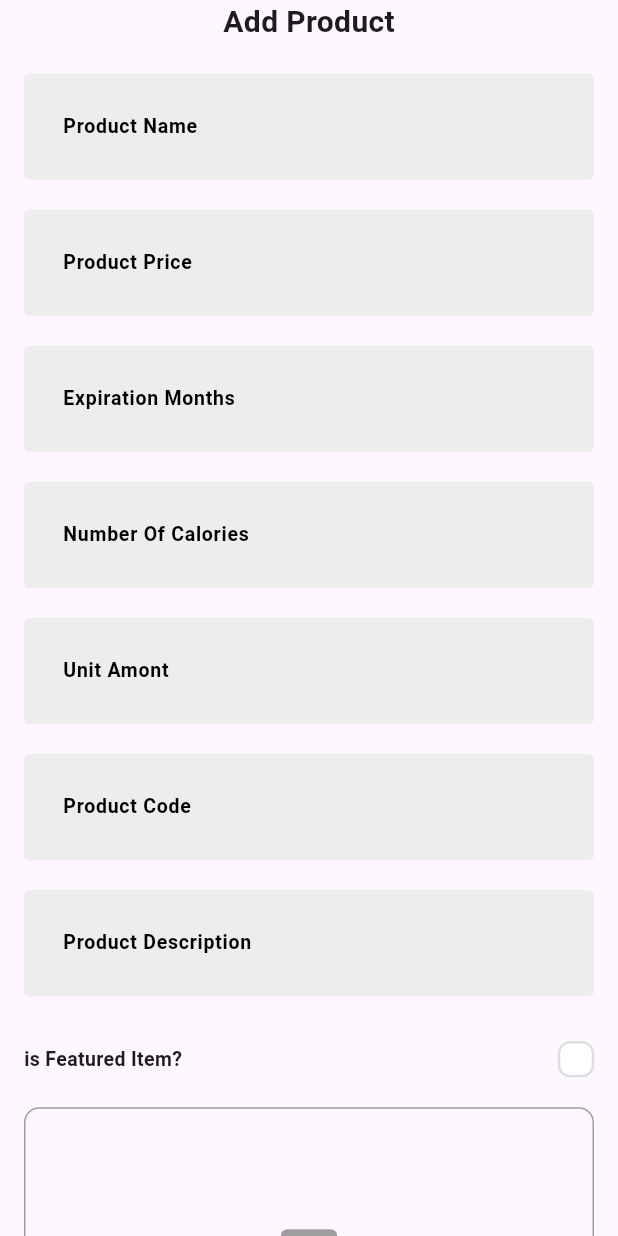
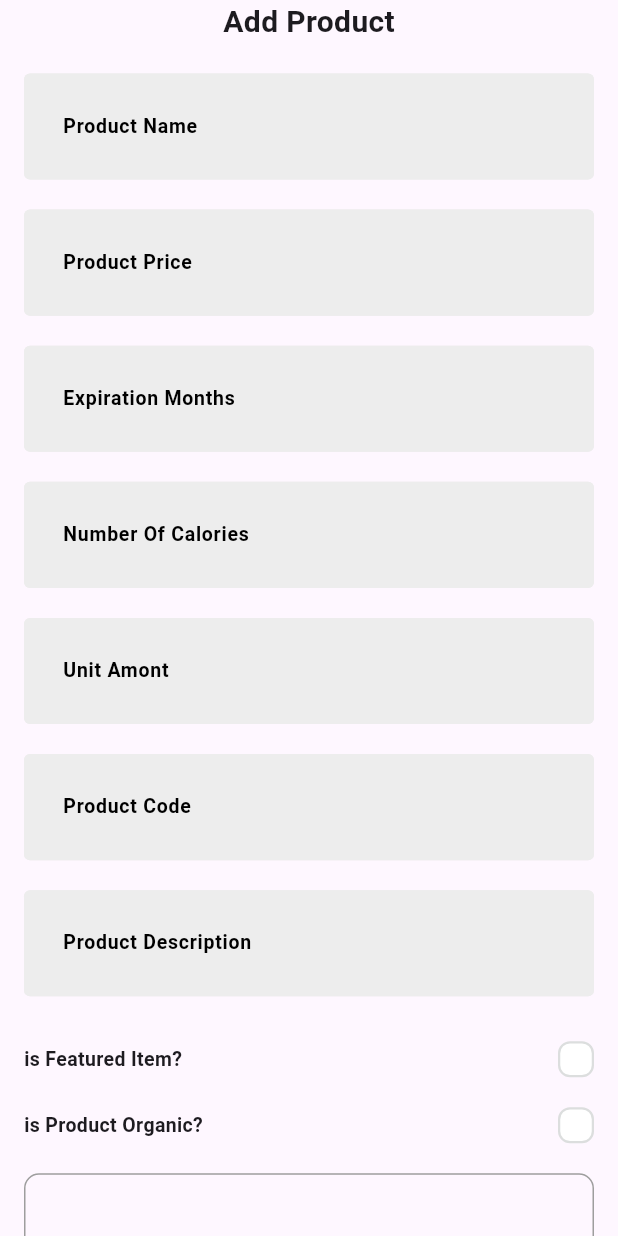
Before and after one commit to He9sham/Fruit-HUB-dashboard, a Flutter app: the AddProductBody screen opened directly, on a phone screen of 412 x 824 dp. Run offline on Flutter 3.47's test engine with Material 3 defaults, Android fonts, the phone set to English and light mode, and no system bars; drawn by our look-alikes of skeletonizer; our stand-ins replace bloc, cloud_firestore, dartz, firebase_core, flutter_bloc, flutter_screenutil and 4 more; accounts and stored records are empty; Roboto replaces fonts that are missing (Cairo); statements that could not run were skipped.

Commit message:
add is organic check box

```diff
--- a/lib/core/widgets/app_text_form_field.dart
+++ b/lib/core/widgets/app_text_form_field.dart
@@ -1,4 +1,3 @@
-
 import 'package:commerce_hub_dashboard/core/theming/colors.dart';
 import 'package:commerce_hub_dashboard/core/theming/styles.dart';
 import 'package:flutter/material.dart';
@@ -33,13 +32,14 @@ class AppTextFormField extends StatelessWidget {
     this.controller,
     required this.validator,
     this.keyboardType,
-    this.prefixIcon, this.onSaved,
+    this.prefixIcon,
+    this.onSaved,
   });
 
   @override
   Widget build(BuildContext context) {
     return TextFormField(
-      onSaved:onSaved ,
+      onSaved: onSaved,
       keyboardType: keyboardType ?? TextInputType.text,
       controller: controller,
       decoration: InputDecoration(
--- a/lib/features/add_product/view/widgets/add_product_body.dart
+++ b/lib/features/add_product/view/widgets/add_product_body.dart
@@ -9,6 +9,7 @@ import 'package:commerce_hub_dashboard/features/add_product/logic/cubit/add_prod
 import 'package:commerce_hub_dashboard/features/add_product/view/widgets/custom_app_bar.dart';
 import 'package:commerce_hub_dashboard/features/add_product/view/widgets/image_field.dart';
 import 'package:commerce_hub_dashboard/features/add_product/view/widgets/is_featured_check_box.dart';
+import 'package:commerce_hub_dashboard/features/add_product/view/widgets/is_organic_check_box.dart';
 import 'package:flutter/material.dart';
 import 'package:flutter_bloc/flutter_bloc.dart';
 
@@ -151,6 +152,12 @@ class _AddProductBodyState extends State<AddProductBody> {
                     },
                   ),
                   const SizedBox(height: 20),
+                  IsOrganciCheckBox(
+                    onChanged: (value) {
+                      isFeatured = value;
+                    },
+                  ),
+                  const SizedBox(height: 20),
                   ImageField(
                     onImageSelected: (value) {
                       image = value;
@@ -159,7 +166,7 @@ class _AddProductBodyState extends State<AddProductBody> {
                   const SizedBox(height: 30),
                   AppTextButton(
                     buttonText: 'Add Product',
-                    onPressed: ()  {
+                    onPressed: () {
                       addProductmethod(context);
                     },
                     textStyle: Styles.textbuttom16White,
@@ -175,7 +182,7 @@ class _AddProductBodyState extends State<AddProductBody> {
   }
 
   void addProductmethod(BuildContext context) {
-     if (image != null) {
+    if (image != null) {
       if (_formKey.currentState!.validate()) {
         _formKey.currentState!.save();
         AddProductInput input = AddProductInput(
--- /dev/null
+++ b/lib/features/add_product/view/widgets/is_organic_check_box.dart
@@ -0,0 +1,50 @@
+import 'package:flutter/material.dart';
+import 'package:flutter/widgets.dart';
+
+import 'custom_check_box.dart';
+
+class IsOrganciCheckBox extends StatefulWidget {
+  const IsOrganciCheckBox({super.key, required this.onChanged});
+
+  final ValueChanged<bool> onChanged;
+  @override
+  State<IsOrganciCheckBox> createState() => _IsOrganciCheckBoxState();
+}
+
+class _IsOrganciCheckBoxState extends State<IsOrganciCheckBox> {
+  bool isOrganic = false;
+  @override
+  Widget build(BuildContext context) {
+    return Row(
+      children: [
+        Text.rich(
+          TextSpan(
+            children: [
+              TextSpan(
+                text: 'is Product Organic?',
+                style: const TextStyle(
+                  fontSize: 13,
+                  fontWeight: FontWeight.w600,
+                ),
+              ),
+            ],
+          ),
+          textAlign: TextAlign.right,
+        ),
+        const Expanded(
+          child: SizedBox(
+            width: 16,
+          ),
+        ),
+        CustomCheckBox(
+          onChecked: (value) {
+            isOrganic = value;
+            widget.onChanged(value);
+            setState(() {});
+          },
+          isChecked: isOrganic,
+        ),
+      ],
+    );
+  }
+}
```
